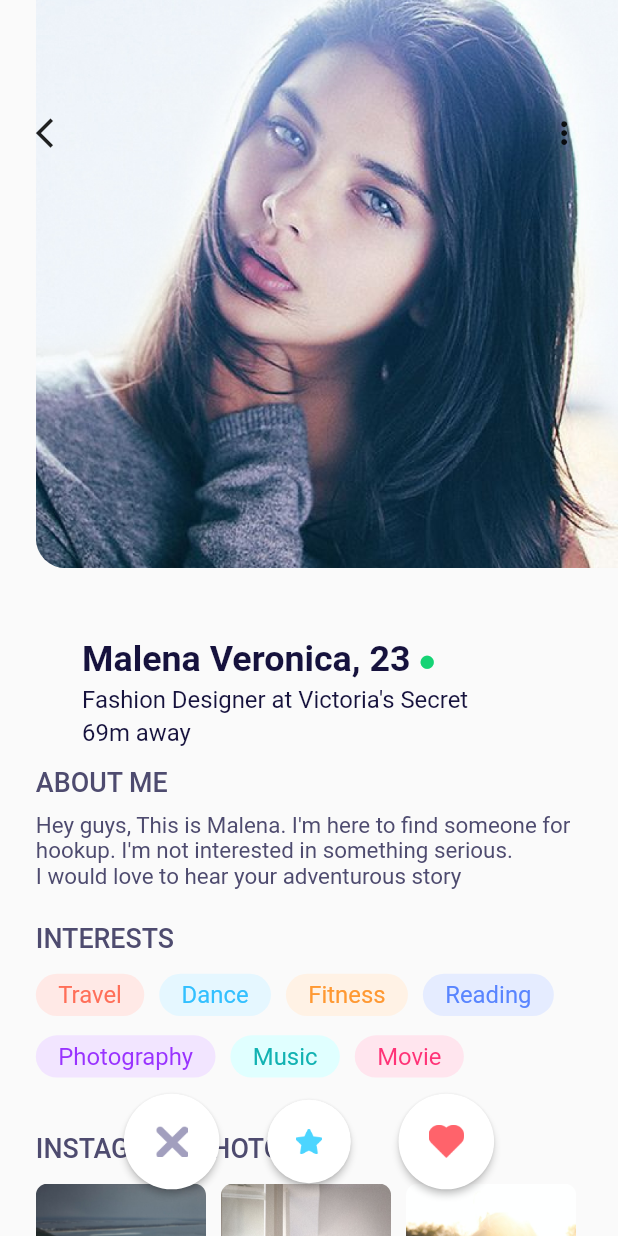
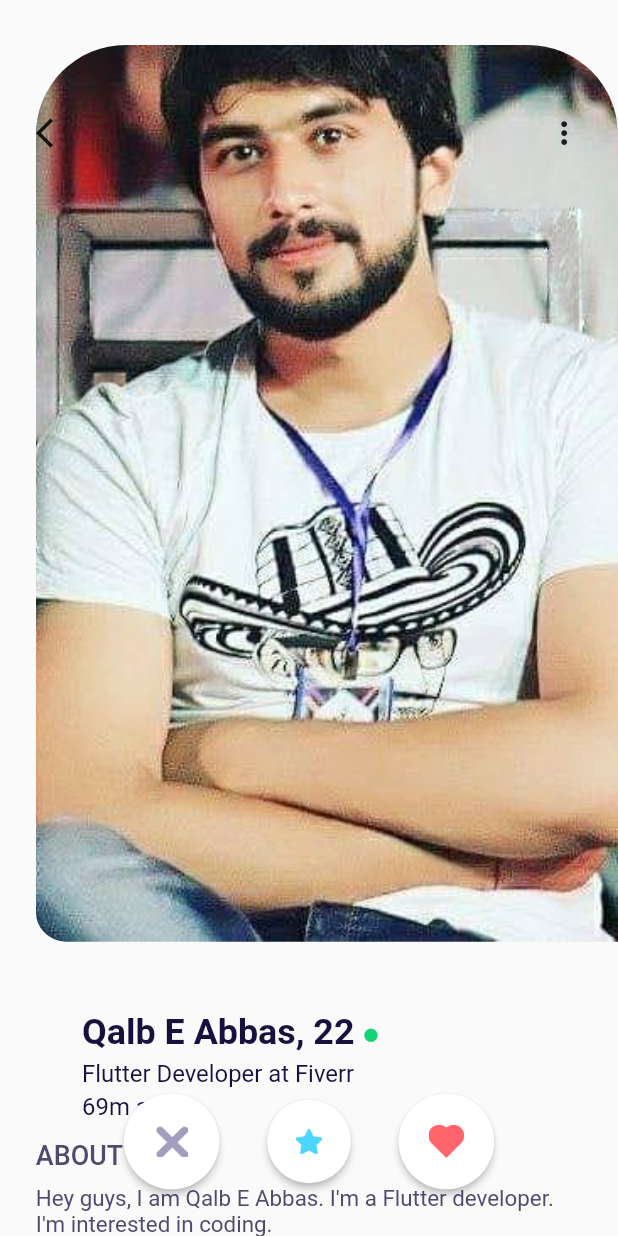
Before and after one commit to Qalb-E-Abbas/Responsive_UI_for_InformationApp_flutter, a Flutter app: the RecommendationDetailScreen screen opened directly, on a phone screen of 412 x 824 dp. Run offline on Flutter 3.47's test engine with Material 2 defaults, Android fonts, the phone set to English and light mode, and no system bars; our stand-ins replace flutter_screenutil.

Commit message:
This is first commit

```diff
--- a/lib/screens/recommendation_detail_screen.dart
+++ b/lib/screens/recommendation_detail_screen.dart
@@ -11,7 +11,8 @@ class RecommendationDetailScreen extends StatelessWidget {
         children: <Widget>[
           SingleChildScrollView(
             child: Container(
-              padding: EdgeInsets.only(bottom: ScreenUtil().setHeight(137)),
+              margin: EdgeInsets.only(top: 30),
+              padding: EdgeInsets.only(bottom: ScreenUtil().setHeight(120)),
               child: Column(
                 crossAxisAlignment: CrossAxisAlignment.stretch,
                 children: <Widget>[
@@ -20,11 +21,13 @@ class RecommendationDetailScreen extends StatelessWidget {
                     child: ClipRRect(
                       borderRadius: BorderRadius.only(
                         bottomLeft: Radius.circular(20),
+                        topRight: Radius.circular(60),
+                        topLeft: Radius.circular(60)
                       ),
                       child: Image.asset(
-                        'assets/images/detail1.png',
+                        'assets/images/instar1.jpg',
                         width: ScreenUtil().setWidth(390),
-                        height: ScreenUtil().setHeight(412),
+                        height: ScreenUtil().setHeight(650),
                         fit: BoxFit.cover,
                       ),
                     ),
@@ -42,7 +45,7 @@ class RecommendationDetailScreen extends StatelessWidget {
                           ),
                           children: <TextSpan>[
                             TextSpan(
-                                text: 'Malena Veronica, 23',
+                                text: 'Qalb E Abbas, 22',
                                 style: TextStyle(
                                   fontSize: ScreenUtil().setSp(24),
                                   fontWeight: FontWeight.bold,
@@ -55,7 +58,7 @@ class RecommendationDetailScreen extends StatelessWidget {
                                 )),
                             TextSpan(
                                 text:
-                                'Fashion Designer at Victoria\'s Secret\n',
+                                'Flutter Developer at Fiverr\n',
                                 style: TextStyle(
                                   fontSize: ScreenUtil().setSp(16),
                                 )),
@@ -95,7 +98,7 @@ class RecommendationDetailScreen extends StatelessWidget {
                             children: <TextSpan>[
                               TextSpan(
                                 text:
-                                'Hey guys, This is Malena. I\'m here to find someone for hookup. I\'m not interested in something serious. \nI would love to hear your adventurous story',
+                                'Hey guys, I am Qalb E Abbas. I\'m a Flutter developer. I\'m interested in coding. \nI would love to work with you',
                                 style: TextStyle(
                                   fontSize: ScreenUtil().setSp(15),
                                 ),
@@ -136,7 +139,7 @@ class RecommendationDetailScreen extends StatelessWidget {
                               backgroundColor: Color(0xffffe9e6),
                             ),
                             InterestBox(
-                              text: 'Dance',
+                              text: 'Coding',
                               textColor: Color(0xff33c0ff),
                               backgroundColor: Color(0xffe5f7ff),
                             ),
```
Also changed, not shown: assets/images/instar1.jpg, assets/images/instar2.jpg, assets/images/instar3.jpg.
